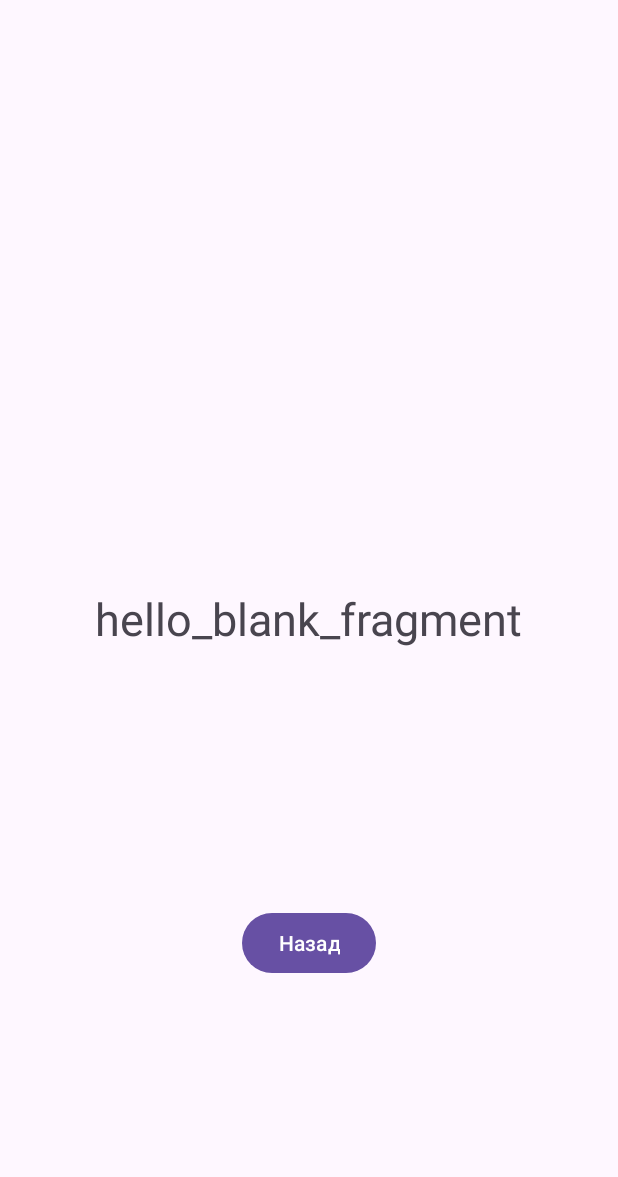
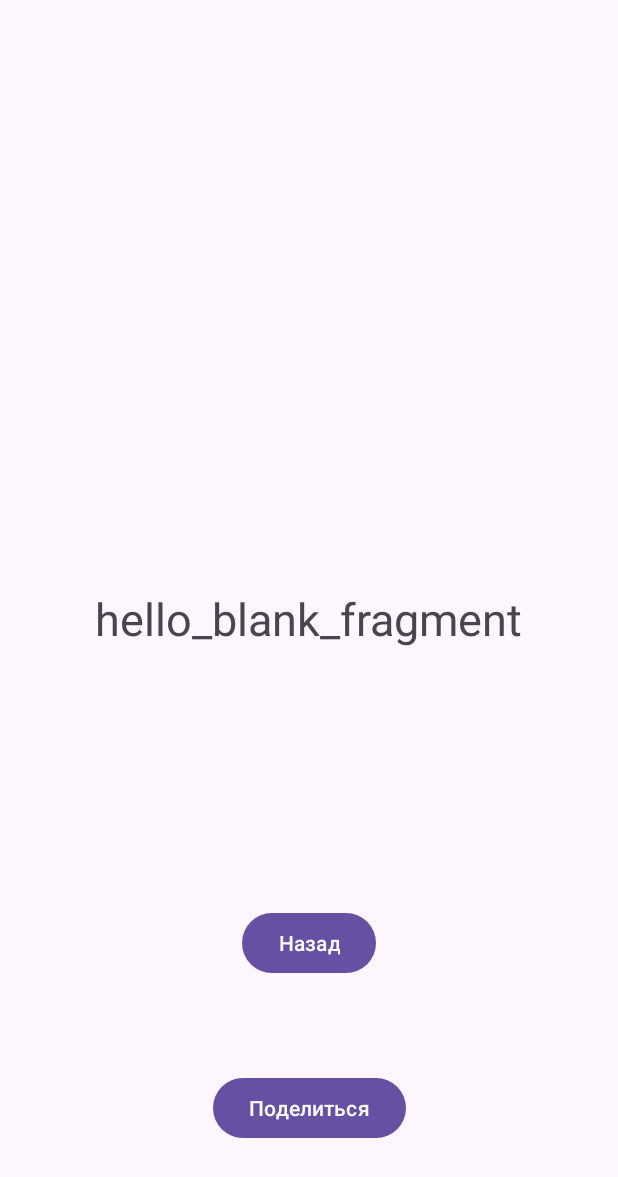
Before and after one commit to ShalnovaVK/Progect7_2, an Android app: the layout fragment_5.xml on its own in the app's theme, with its tools: preview values and no code run, on a phone screen of 412 x 824 dp. Shown: the top 1177 px of the screen. Run offline under Robolectric (Android 15) with nearby library versions, the phone set to English and light mode, and no system bars.

Commit message:
сделали шоб работало2

```diff
--- a/app/src/main/AndroidManifest.xml
+++ b/app/src/main/AndroidManifest.xml
@@ -22,6 +22,12 @@
                 <action android:name="android.intent.action.MAIN" />
 
                 <category android:name="android.intent.category.LAUNCHER" />
+
+            </intent-filter>
+            <intent-filter>
+                <action android:name="android.intent.action.SEND"/>
+                <category android:name="android.intent.category.DEFAULT"/>
+                <data android:mimeType="text/plain"/>
             </intent-filter>
         </activity>
     </application>
--- a/app/src/main/java/com/example/progect7_2/UI_Layer/viewmodel/ItemsViewModel.java
+++ b/app/src/main/java/com/example/progect7_2/UI_Layer/viewmodel/ItemsViewModel.java
@@ -19,10 +19,6 @@ import java.util.Objects;
 
 public class ItemsViewModel extends ViewModel {
     private final Repository repository = new Repository();
-    private final MutableLiveData<Repository> liveData = new MutableLiveData<>(new Repository());
-    /*public MutableLiveData<List<Cathegory>> getItemsObserv() {
-        return repository.mutableLiveData;
-    }*/
 
     public LiveData<Repository> getLiveData() {
         return liveData;
@@ -32,6 +28,8 @@ public class ItemsViewModel extends ViewModel {
         Objects.requireNonNull(liveData.getValue()).createDatabase(context, cathegories);
     }
 
+
+    private final MutableLiveData<Repository> liveData = new MutableLiveData<>(new Repository());
     public  void createLocalds(Context context){
         Objects.requireNonNull(liveData.getValue()).createLocalds(context);
     }
--- a/app/src/main/res/layout/fragment_5.xml
+++ b/app/src/main/res/layout/fragment_5.xml
@@ -35,5 +35,14 @@
         app:layout_constraintEnd_toEndOf="parent"
         app:layout_constraintStart_toStartOf="parent"
         app:layout_constraintTop_toBottomOf="@+id/textView" />
+    <Button
+        android:id="@+id/button5"
+        android:layout_width="wrap_content"
+        android:layout_height="wrap_content"
+        android:text="Поделиться"
+        app:layout_constraintBottom_toBottomOf="parent"
+        app:layout_constraintEnd_toEndOf="parent"
+        app:layout_constraintStart_toStartOf="parent"
+        app:layout_constraintTop_toBottomOf="@+id/button4" />
 
 </androidx.constraintlayout.widget.ConstraintLayout>
```
Also changed, not shown: app/src/main/java/com/example/progect7_2/Data/DataSourse/Files/AppSpecificDS.java (+3 -14 lines), app/src/main/java/com/example/progect7_2/Data/DataSourse/Files/ExternalStorageDirectory.java (+4 -8 lines), app/src/main/java/com/example/progect7_2/Data/DataSourse/SharedPreferences/SharedPreferencesDS.java (+0 -8 lines), app/src/main/java/com/example/progect7_2/Data/repository/Repository.java (+8 -12 lines), app/src/main/java/com/example/progect7_2/UI_Layer/View/Fragment1.java (+0 -39 lines), app/src/main/java/com/example/progect7_2/UI_Layer/View/Fragment2.java (+6 -2 lines), app/src/main/java/com/example/progect7_2/UI_Layer/View/Fragment3.java (+18 -5 lines), app/src/main/java/com/example/progect7_2/UI_Layer/View/Fragment5.java (+19 -0 lines).
